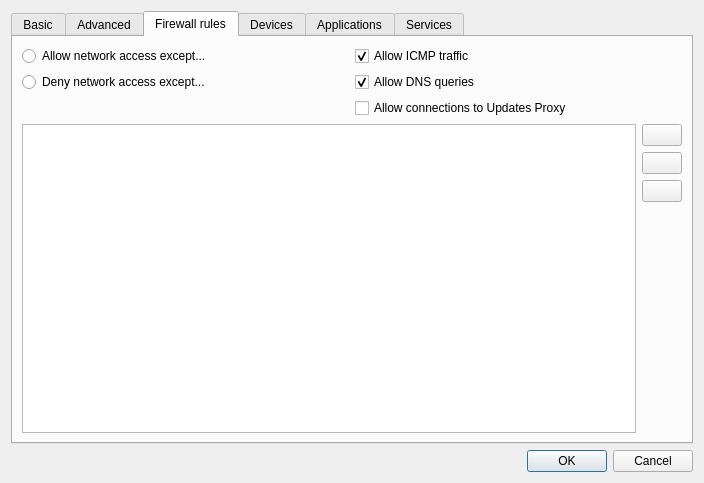
Old version of the form settingsdlg.ui in the repository QubesOS/qubes-manager.
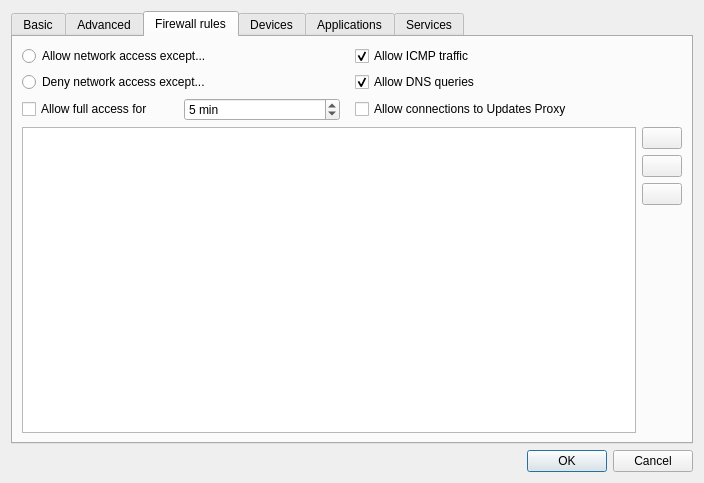
New version of the form. The open tabs and pages were chosen to show the change. Icons and pictures are not drawn.

Commit message:
firewall: add an option to temporary allow full network access (#760)
Add rule "*" with expire time set.

Patch:
```diff
--- a/settingsdlg.ui
+++ b/settingsdlg.ui
@@ -922,6 +922,41 @@
            </property>
           </widget>
          </item>
+         <item row="2" column="0">
+          <widget class="QWidget" name="tempFullAccessWidget" native="true">
+           <property name="enabled">
+            <bool>true</bool>
+           </property>
+           <layout class="QGridLayout" name="gridLayout_6">
+            <property name="leftMargin">
+             <number>0</number>
+            </property>
+            <property name="topMargin">
+             <number>0</number>
+            </property>
+            <property name="bottomMargin">
+             <number>0</number>
+            </property>
+            <item row="0" column="0">
+             <widget class="QCheckBox" name="tempFullAccess">
+              <property name="text">
+               <string>Allow full access for </string>
+              </property>
+             </widget>
+            </item>
+            <item row="0" column="1">
+             <widget class="QSpinBox" name="tempFullAccessTime">
+              <property name="suffix">
+               <string> min</string>
+              </property>
+              <property name="value">
+               <number>5</number>
+              </property>
+             </widget>
+            </item>
+           </layout>
+          </widget>
+         </item>
         </layout>
        </widget>
        <widget class="QWidget" name="devices_tab">
```
Left out of the diff: 2 changed lines with no effect on the pictures. The commit also changes 2 other files.
